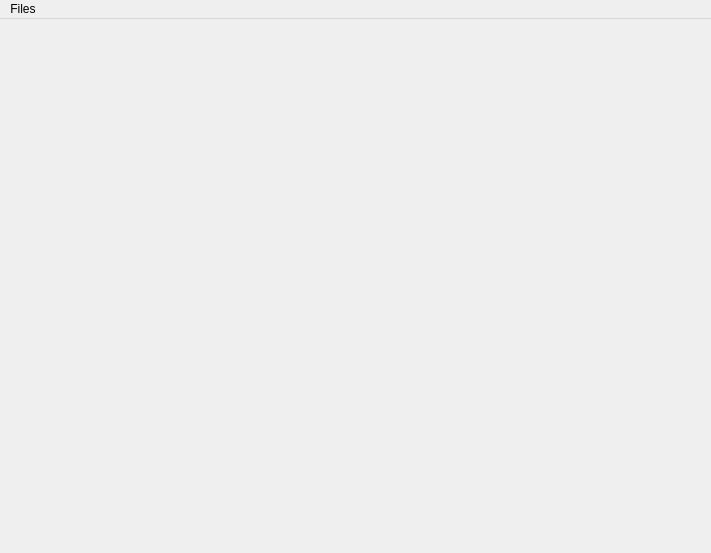
Old version of the form main_window.ui in the repository Guid75/qsubstudio.
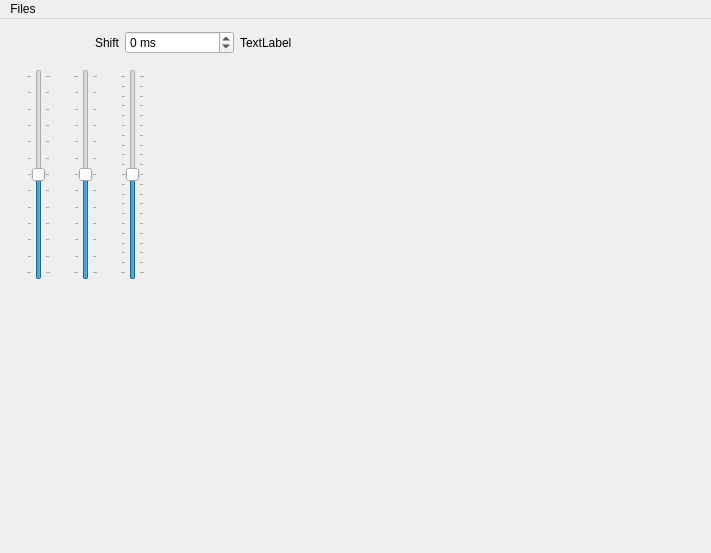
New version of the form.

```diff
--- a/main_window.ui
+++ b/main_window.ui
@@ -13,20 +13,120 @@
    <string>MainWindow</string>
   </property>
   <widget class="QWidget" name="centralwidget" >
-   <layout class="QGridLayout" >
-    <property name="leftMargin" >
-     <number>0</number>
+   <widget class="QWidget" name="" >
+    <property name="geometry" >
+     <rect>
+      <x>10</x>
+      <y>50</y>
+      <width>151</width>
+      <height>211</height>
+     </rect>
     </property>
-    <property name="topMargin" >
-     <number>0</number>
+    <layout class="QHBoxLayout" >
+     <item>
+      <widget class="QSlider" name="sliderMinutes" >
+       <property name="minimum" >
+        <number>-60</number>
+       </property>
+       <property name="maximum" >
+        <number>60</number>
+       </property>
+       <property name="orientation" >
+        <enum>Qt::Vertical</enum>
+       </property>
+       <property name="tickPosition" >
+        <enum>QSlider::TicksBothSides</enum>
+       </property>
+       <property name="tickInterval" >
+        <number>10</number>
+       </property>
+      </widget>
+     </item>
+     <item>
+      <widget class="QSlider" name="sliderSeconds" >
+       <property name="minimum" >
+        <number>-60</number>
+       </property>
+       <property name="maximum" >
+        <number>60</number>
+       </property>
+       <property name="orientation" >
+        <enum>Qt::Vertical</enum>
+       </property>
+       <property name="tickPosition" >
+        <enum>QSlider::TicksBothSides</enum>
+       </property>
+       <property name="tickInterval" >
+        <number>10</number>
+       </property>
+      </widget>
+     </item>
+     <item>
+      <widget class="QSlider" name="sliderMilliseconds" >
+       <property name="minimum" >
+        <number>-10</number>
+       </property>
+       <property name="maximum" >
+        <number>10</number>
+       </property>
+       <property name="orientation" >
+        <enum>Qt::Vertical</enum>
+       </property>
+       <property name="tickPosition" >
+        <enum>QSlider::TicksBothSides</enum>
+       </property>
+       <property name="tickInterval" >
+        <number>1</number>
+       </property>
+      </widget>
+     </item>
+    </layout>
+   </widget>
+   <widget class="QWidget" name="" >
+    <property name="geometry" >
+     <rect>
+      <x>9</x>
+      <y>9</y>
+      <width>341</width>
+      <height>29</height>
+     </rect>
     </property>
-    <property name="rightMargin" >
-     <number>0</number>
-    </property>
-    <property name="bottomMargin" >
-     <number>0</number>
-    </property>
-   </layout>
+    <layout class="QHBoxLayout" >
+     <item>
+      <widget class="QLabel" name="labelShift" >
+       <property name="text" >
+        <string>Shift</string>
+       </property>
+       <property name="alignment" >
+        <set>Qt::AlignRight|Qt::AlignTrailing|Qt::AlignVCenter</set>
+       </property>
+      </widget>
+     </item>
+     <item>
+      <widget class="QSpinBox" name="spinBoxShift" >
+       <property name="suffix" >
+        <string> ms</string>
+       </property>
+       <property name="minimum" >
+        <number>-3600000</number>
+       </property>
+       <property name="maximum" >
+        <number>3600000</number>
+       </property>
+       <property name="singleStep" >
+        <number>100</number>
+       </property>
+      </widget>
+     </item>
+     <item>
+      <widget class="QLabel" name="labelResult" >
+       <property name="text" >
+        <string>TextLabel</string>
+       </property>
+      </widget>
+     </item>
+    </layout>
+   </widget>
   </widget>
   <widget class="QMenuBar" name="menuBar" >
    <property name="geometry" >
```
